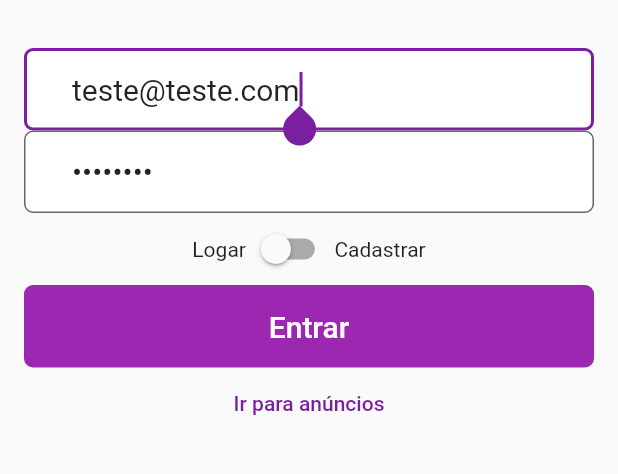
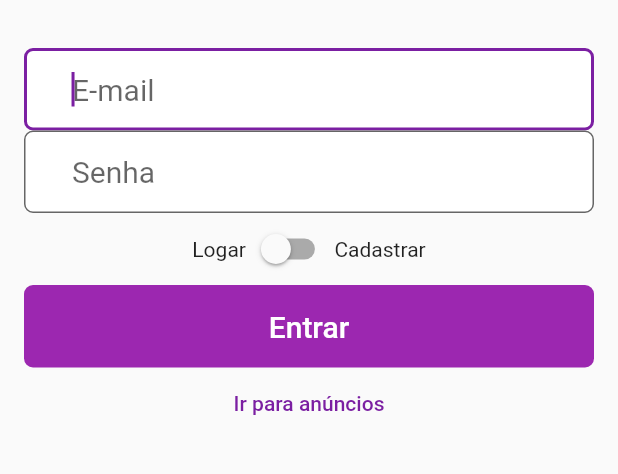
Before and after one commit to davif10/olx-flutter-dart, a Flutter app: the Login screen opened by its route, on a phone screen of 412 x 824 dp, the part 522-996 px from its top. Run offline on Flutter 3.47's test engine with Material 2 defaults, Android fonts, the phone set to English and light mode, and no system bars; our stand-ins replace brasil_fields, carousel_slider, cloud_firestore, firebase_auth, firebase_core, firebase_storage and 1 more; missing offline and left inert: validadores; accounts and stored records are empty; statements that could not run were skipped.

Commit message:
- Corrigido navegação ao deslogar. -Retirado o arquivo do google service

```diff
--- a/olx/lib/views/anuncios.dart
+++ b/olx/lib/views/anuncios.dart
@@ -211,6 +211,6 @@ class _AnunciosState extends State<Anuncios> {
     FirebaseAuth auth = FirebaseAuth.instance;
     await auth.signOut();
 
-    Navigator.pushNamed(context, "/login");
+    Navigator.popAndPushNamed(context, "/login");
   }
 }
--- a/olx/lib/views/login.dart
+++ b/olx/lib/views/login.dart
@@ -14,9 +14,9 @@ class Login extends StatefulWidget {
 class _LoginState extends State<Login> {
   bool _cadastrar = false;
   TextEditingController _controllerEmail =
-      TextEditingController(text: "teste@teste.com");
+      TextEditingController();
   TextEditingController _controllerSenha =
-      TextEditingController(text: "12345678");
+      TextEditingController();
 
   String _mensagemErro = "";
   String _textoBotao = "Entrar";
```
Also changed, not shown: 1 other file.
